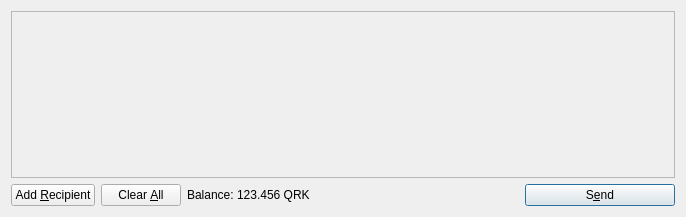
This is src/qt/forms/sendcoinsdialog.ui in garrood/bradburycoin as Qt 5 draws it before an edit. The edited form follows.
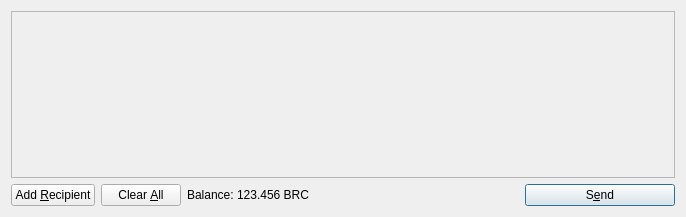
This is the edited form. Icons and pictures are not drawn.

```diff
--- a/src/qt/forms/sendcoinsdialog.ui
+++ b/src/qt/forms/sendcoinsdialog.ui
@@ -119,7 +119,7 @@
           <cursorShape>IBeamCursor</cursorShape>
          </property>
          <property name="text">
-          <string>123.456 QRK</string>
+          <string>123.456 BRC</string>
          </property>
          <property name="textInteractionFlags">
           <set>Qt::LinksAccessibleByMouse|Qt::TextSelectableByKeyboard|Qt::TextSelectableByMouse</set>
```
